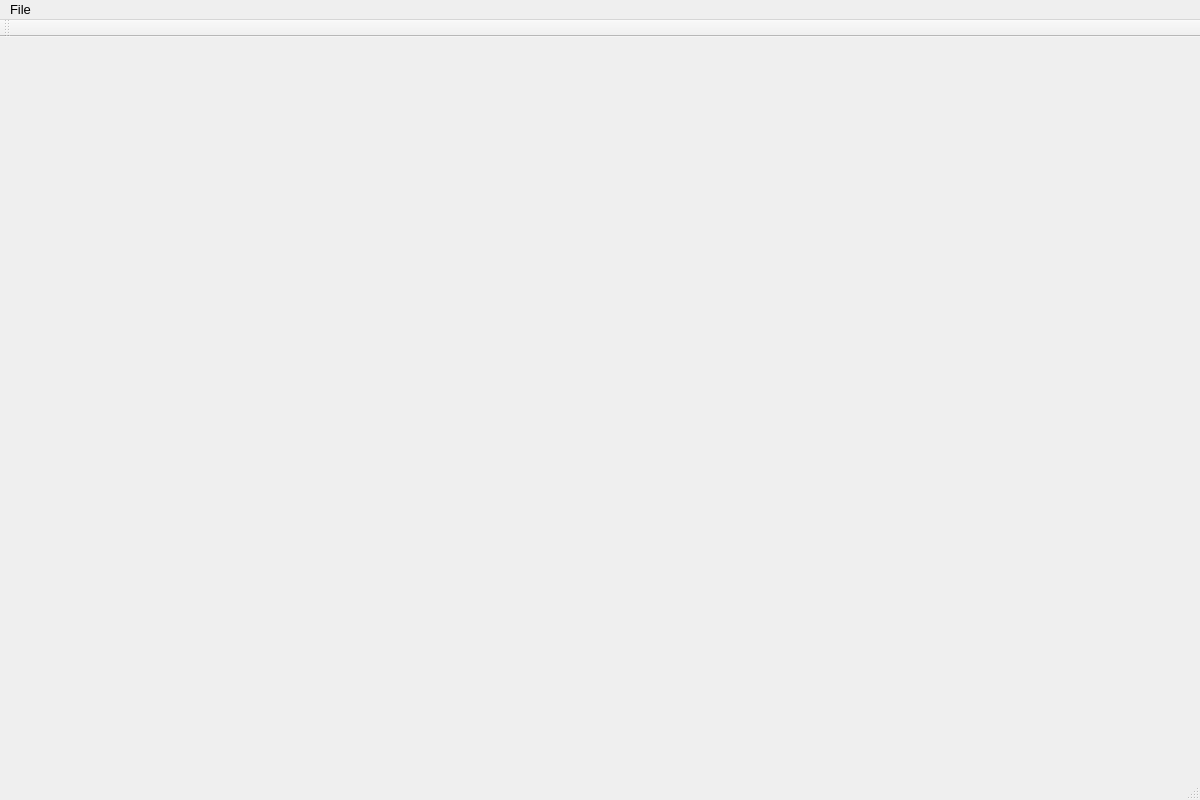
The window that ALAYO/mainwindow.ui (akarapetian/ALAYO---Project-2) describes before a commit, drawn with Qt 5.
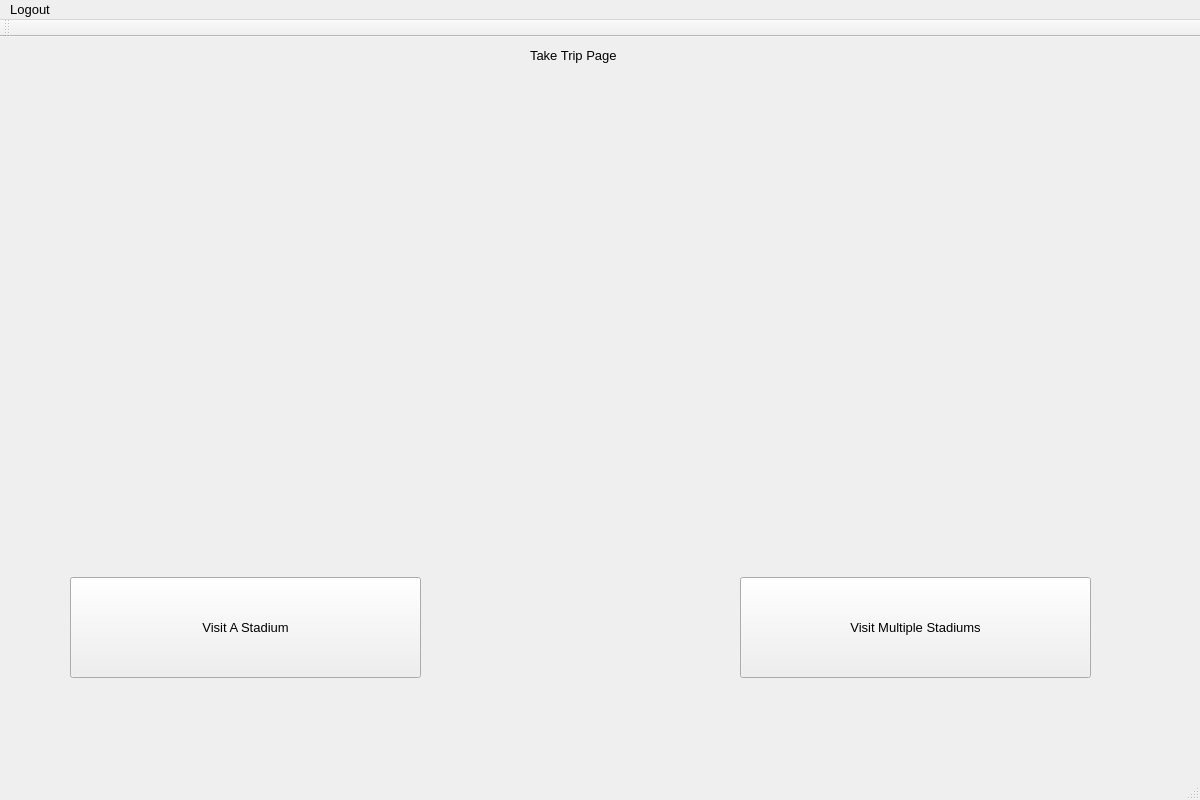
The same window after the commit. The open tabs and pages were chosen to show the change.

```diff
--- a/ALAYO/mainwindow.ui
+++ b/ALAYO/mainwindow.ui
@@ -46,7 +46,7 @@
    <widget class="QStackedWidget" name="primaryPageStackedWidget">
     <property name="geometry">
      <rect>
-      <x>0</x>
+      <x>-20</x>
       <y>0</y>
       <width>1201</width>
       <height>761</height>
@@ -674,7 +674,6 @@
           </property>
          </widget>
         </widget>
-        <widget class="QWidget" name="singleSelectionPage"/>
        </widget>
       </widget>
       <widget class="QWidget" name="informationPage">
@@ -1571,7 +1570,7 @@
    </property>
    <widget class="QMenu" name="menuFile">
     <property name="title">
-     <string>File</string>
+     <string>Logout</string>
     </property>
     <addaction name="actionLogout"/>
    </widget>
```
Left out of the diff: 4 changed lines with no effect on the pictures.
